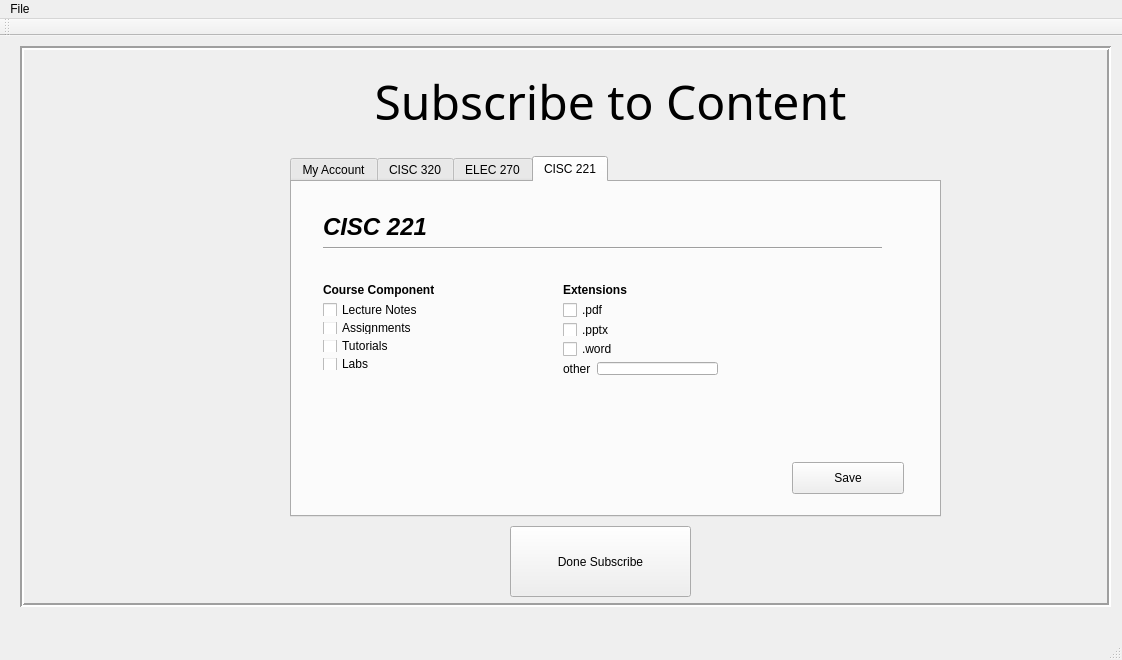
Above: GUIProject/QtGUI/mainwindow.ui from johan1252/QNoteGet before the change. Below: the same form after it.
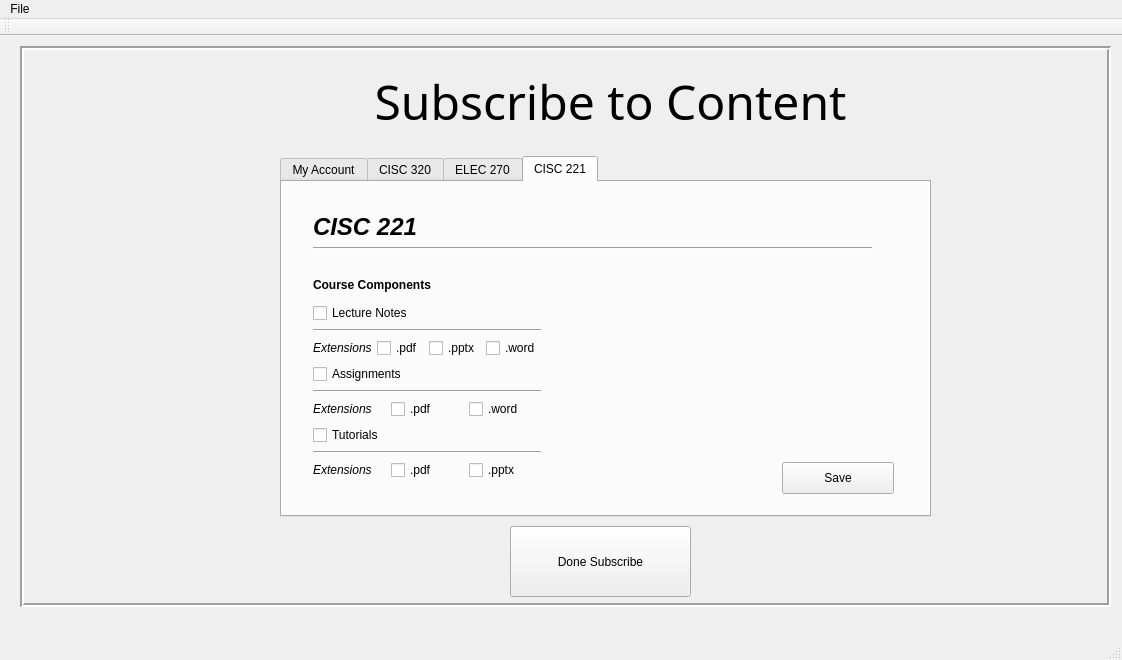
That is the form after the change. The open tabs and pages were chosen to show the change. Icons and pictures are not drawn.

Commit message: TSI-87_mruse added radio buttons for update interval selection, rearranged component and extension checkboxes

Patch:
```diff
--- a/GUIProject/QtGUI/mainwindow.ui
+++ b/GUIProject/QtGUI/mainwindow.ui
@@ -535,7 +535,7 @@
       <widget class="QTabWidget" name="tabWidget">
        <property name="geometry">
         <rect>
-         <x>270</x>
+         <x>260</x>
          <y>110</y>
          <width>651</width>
          <height>361</height>
@@ -892,18 +892,6 @@
             </item>
            </layout>
           </item>
-         </layout>
-        </widget>
-        <widget class="QWidget" name="layoutWidget_6">
-         <property name="geometry">
-          <rect>
-           <x>20</x>
-           <y>90</y>
-           <width>133</width>
-           <height>109</height>
-          </rect>
-         </property>
-         <layout class="QVBoxLayout" name="verticalLayout_28">
           <item>
            <widget class="QLabel" name="label_38">
             <property name="font">
@@ -934,16 +922,23 @@
              </widget>
             </item>
             <item>
-             <widget class="QCheckBox" name="checkBox_51">
+             <widget class="QCheckBox" name="checkBox_65">
               <property name="text">
-               <string>Tutorials</string>
+               <string>.word</string>
               </property>
              </widget>
             </item>
             <item>
-             <widget class="QCheckBox" name="checkBox_52">
+             <widget class="QLabel" name="label_44">
+              <property name="font">
+               <font>
+                <weight>50</weight>
+                <italic>true</italic>
+                <bold>false</bold>
+               </font>
+              </property>
               <property name="text">
-               <string>Labs</string>
+               <string>Extensions</string>
               </property>
              </widget>
             </item>
@@ -969,123 +964,6 @@
         <attribute name="title">
          <string>CISC 221</string>
         </attribute>
-        <widget class="QWidget" name="layoutWidget_7">
-         <property name="geometry">
-          <rect>
-           <x>260</x>
-           <y>90</y>
-           <width>177</width>
-           <height>114</height>
-          </rect>
-         </property>
-         <layout class="QVBoxLayout" name="verticalLayout_25">
-          <item>
-           <widget class="QLabel" name="label_39">
-            <property name="font">
-             <font>
-              <weight>75</weight>
-              <bold>true</bold>
-             </font>
-            </property>
-            <property name="text">
-             <string>Extensions</string>
-            </property>
-           </widget>
-          </item>
-          <item>
-           <widget class="QCheckBox" name="checkBox_53">
-            <property name="text">
-             <string>.pdf</string>
-            </property>
-           </widget>
-          </item>
-          <item>
-           <widget class="QCheckBox" name="checkBox_54">
-            <property name="text">
-             <string>.pptx</string>
-            </property>
-           </widget>
-          </item>
-          <item>
-           <widget class="QCheckBox" name="checkBox_55">
-            <property name="text">
-             <string>.word</string>
-            </property>
-           </widget>
-          </item>
-          <item>
-           <layout class="QHBoxLayout" name="horizontalLayout_8">
-            <item>
-             <widget class="QLabel" name="label_40">
-              <property name="text">
-               <string>other</string>
-              </property>
-             </widget>
-            </item>
-            <item>
-             <widget class="QLineEdit" name="lineEdit_12"/>
-            </item>
-           </layout>
-          </item>
-         </layout>
-        </widget>
-        <widget class="QWidget" name="layoutWidget_8">
-         <property name="geometry">
-          <rect>
-           <x>20</x>
-           <y>90</y>
-           <width>133</width>
-           <height>109</height>
-          </rect>
-         </property>
-         <layout class="QVBoxLayout" name="verticalLayout_30">
-          <item>
-           <widget class="QLabel" name="label_41">
-            <property name="font">
-             <font>
-              <weight>75</weight>
-              <bold>true</bold>
-             </font>
-            </property>
-            <property name="text">
-             <string>Course Components</string>
-            </property>
-           </widget>
-          </item>
-          <item>
-           <layout class="QVBoxLayout" name="verticalLayout_31">
-            <item>
-             <widget class="QCheckBox" name="checkBox_56">
-              <property name="text">
-               <string>Lecture Notes</string>
-              </property>
-             </widget>
-            </item>
-            <item>
-             <widget class="QCheckBox" name="checkBox_57">
-              <property name="text">
-               <string>Assignments</string>
-              </property>
-             </widget>
-            </item>
-            <item>
-             <widget class="QCheckBox" name="checkBox_58">
-              <property name="text">
-               <string>Tutorials</string>
-              </property>
-             </widget>
-            </item>
-            <item>
-             <widget class="QCheckBox" name="checkBox_59">
-              <property name="text">
-               <string>Labs</string>
-              </property>
-             </widget>
-            </item>
-           </layout>
-          </item>
-         </layout>
-        </widget>
         <widget class="QWidget" name="layoutWidget_9">
          <property name="geometry">
           <rect>
@@ -1132,6 +1010,176 @@
           <string>Save</string>
          </property>
         </widget>
+        <widget class="QWidget" name="layoutWidget_6">
+         <property name="geometry">
+          <rect>
+           <x>20</x>
+           <y>80</y>
+           <width>250</width>
+           <height>229</height>
+          </rect>
+         </property>
+         <layout class="QVBoxLayout" name="verticalLayout_3">
+          <item>
+           <widget class="QLabel" name="label_39">
+            <property name="font">
+             <font>
+              <weight>75</weight>
+              <bold>true</bold>
+             </font>
+            </property>
+            <property name="text">
+             <string>Course Components</string>
+            </property>
+           </widget>
+          </item>
+          <item>
+           <widget class="QCheckBox" name="checkBox_51">
+            <property name="text">
+             <string>Lecture Notes</string>
+            </property>
+           </widget>
+          </item>
+          <item>
+           <widget class="Line" name="line_10">
+            <property name="orientation">
+             <enum>Qt::Horizontal</enum>
+            </property>
+           </widget>
+          </item>
+          <item>
+           <layout class="QHBoxLayout" name="horizontalLayout_8">
+            <item>
+             <widget class="QLabel" name="label_40">
+              <property name="font">
+               <font>
+                <weight>50</weight>
+                <italic>true</italic>
+                <bold>false</bold>
+               </font>
+              </property>
+              <property name="text">
+               <string>Extensions</string>
+              </property>
+             </widget>
+            </item>
+            <item>
+             <widget class="QCheckBox" name="checkBox_52">
+              <property name="text">
+               <string>.pdf</string>
+              </property>
+             </widget>
+            </item>
+            <item>
+             <widget class="QCheckBox" name="checkBox_53">
+              <property name="text">
+               <string>.pptx</string>
+              </property>
+             </widget>
+            </item>
+            <item>
+             <widget class="QCheckBox" name="checkBox_54">
+              <property name="text">
+               <string>.word</string>
+              </property>
+             </widget>
+            </item>
+           </layout>
+          </item>
+          <item>
+           <widget class="QCheckBox" name="checkBox_55">
+            <property name="text">
+             <string>Assignments</string>
+            </property>
+           </widget>
+          </item>
+          <item>
+           <widget class="Line" name="line_11">
+            <property name="orientation">
+             <enum>Qt::Horizontal</enum>
+            </property>
+           </widget>
+          </item>
+          <item>
+           <layout class="QHBoxLayout" name="horizontalLayout_9">
+            <item>
+             <widget class="QLabel" name="label_41">
+              <property name="font">
+               <font>
+                <weight>50</weight>
+                <italic>true</italic>
+                <bold>false</bold>
+               </font>
+              </property>
+              <property name="text">
+               <string>Extensions</string>
+              </property>
+             </widget>
+            </item>
+            <item>
+             <widget class="QCheckBox" name="checkBox_68">
+              <property name="text">
+               <string>.pdf</string>
+              </property>
+             </widget>
+            </item>
+            <item>
+             <widget class="QCheckBox" name="checkBox_69">
+              <property name="text">
+               <string>.word</string>
+              </property>
+             </widget>
+            </item>
+           </layout>
+          </item>
+          <item>
+           <widget class="QCheckBox" name="checkBox_56">
+            <property name="text">
+             <string>Tutorials</string>
+            </property>
+           </widget>
+          </item>
+          <item>
+           <widget class="Line" name="line_12">
+            <property name="orientation">
+             <enum>Qt::Horizontal</enum>
+            </property>
+           </widget>
+          </item>
+          <item>
+           <layout class="QHBoxLayout" name="horizontalLayout_10">
+            <item>
+             <widget class="QLabel" name="label_45">
+              <property name="font">
+               <font>
+                <weight>50</weight>
+                <italic>true</italic>
+                <bold>false</bold>
+               </font>
+              </property>
+              <property name="text">
+               <string>Extensions</string>
+              </property>
+             </widget>
+            </item>
+            <item>
+             <widget class="QCheckBox" name="checkBox_70">
+              <property name="text">
+               <string>.pdf</string>
+              </property>
+             </widget>
+            </item>
+            <item>
+             <widget class="QCheckBox" name="checkBox_71">
+              <property name="text">
+               <string>.pptx</string>
+              </property>
+             </widget>
+            </item>
+           </layout>
+          </item>
+         </layout>
+        </widget>
        </widget>
       </widget>
      </widget>
```
Left out of the diff: 489 changed lines with no effect on the pictures.
